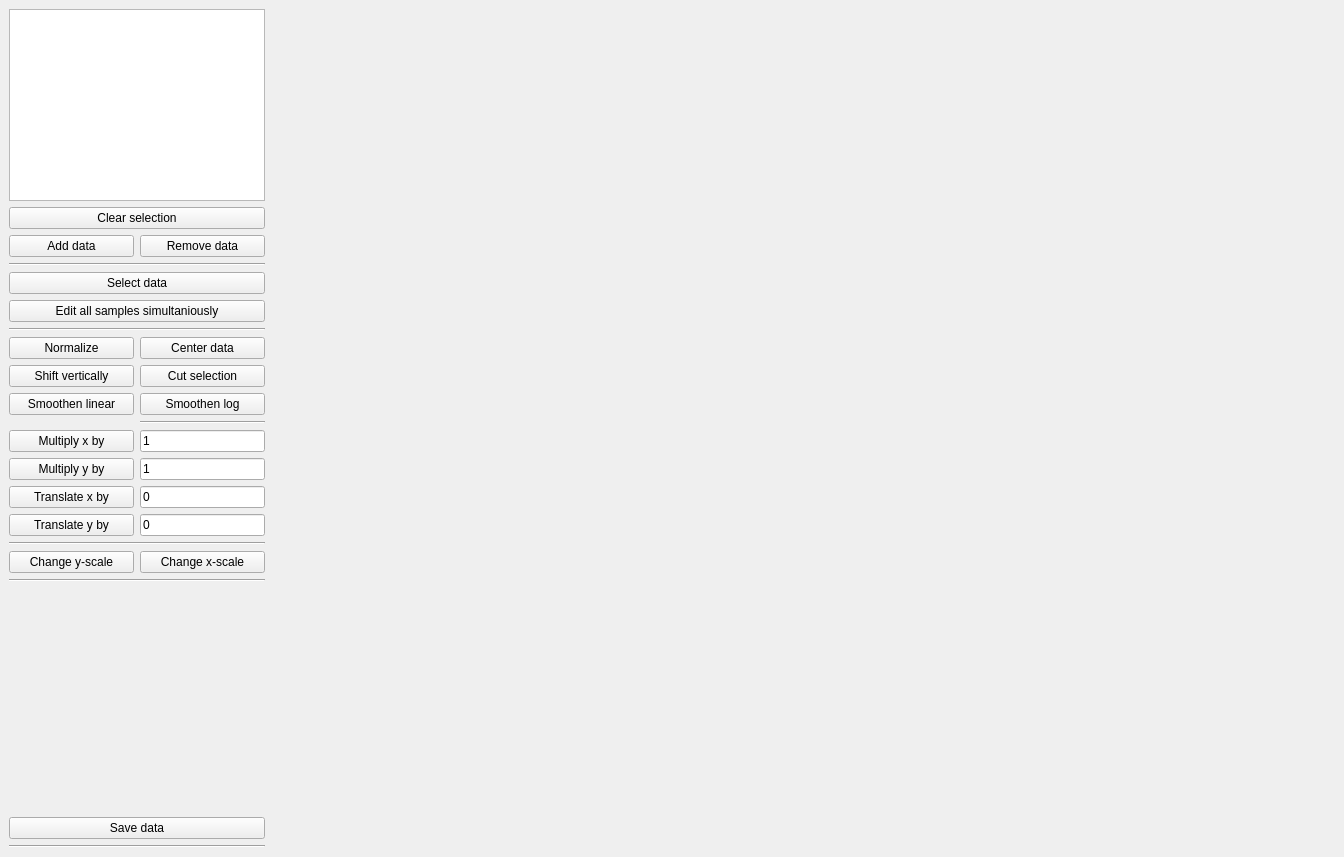
This is form.ui in Sjoerd1993/DatmanQT as Qt 5 draws it before an edit. The edited form follows.
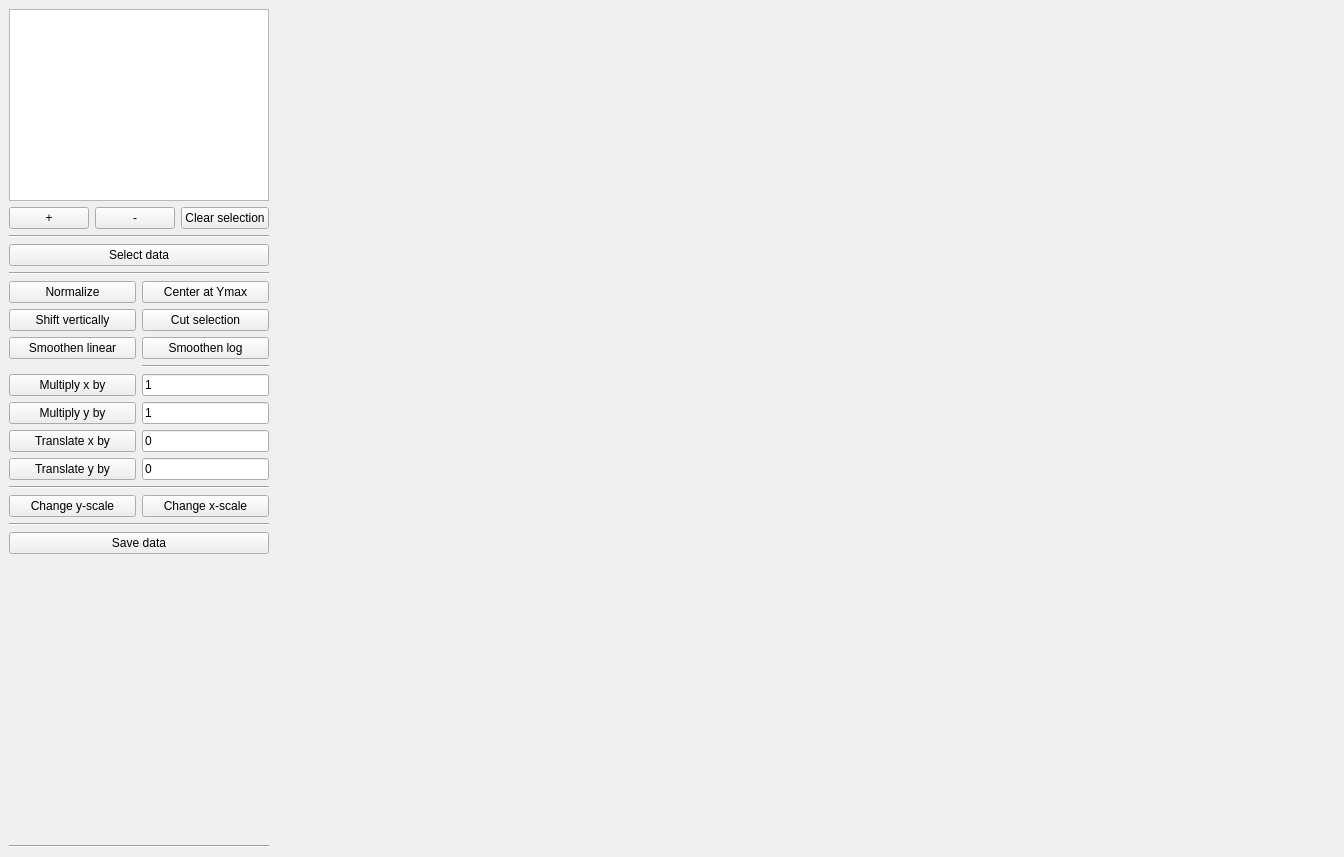
This is the edited form.

Commit message: Changed selection behaviour

```diff
--- a/form.ui
+++ b/form.ui
@@ -22,7 +22,7 @@
         <item row="0" column="0">
          <widget class="QListWidget" name="open_item_list">
           <property name="sizePolicy">
-           <sizepolicy hsizetype="Maximum" vsizetype="Maximum">
+           <sizepolicy hsizetype="Preferred" vsizetype="Maximum">
             <horstretch>0</horstretch>
             <verstretch>0</verstretch>
            </sizepolicy>
@@ -34,26 +34,26 @@
           <item>
            <widget class="QPushButton" name="load_button">
             <property name="text">
-             <string>Add data</string>
+             <string>+</string>
             </property>
            </widget>
           </item>
           <item>
            <widget class="QPushButton" name="remove_button">
             <property name="text">
-             <string>Remove data</string>
+             <string>-</string>
+            </property>
+           </widget>
+          </item>
+          <item>
+           <widget class="QPushButton" name="deselect_button">
+            <property name="text">
+             <string>Clear selection</string>
             </property>
            </widget>
           </item>
          </layout>
         </item>
-        <item row="1" column="0">
-         <widget class="QPushButton" name="deselect_button">
-          <property name="text">
-           <string>Clear selection</string>
-          </property>
-         </widget>
-        </item>
        </layout>
       </item>
       <item>
@@ -78,19 +78,6 @@
           </property>
          </widget>
         </item>
-        <item>
-         <widget class="QPushButton" name="edit_all_button">
-          <property name="text">
-           <string>Edit all samples simultaniously</string>
-          </property>
-          <property name="checkable">
-           <bool>true</bool>
-          </property>
-          <property name="checked">
-           <bool>false</bool>
-          </property>
-         </widget>
-        </item>
        </layout>
       </item>
       <item>
@@ -219,7 +206,7 @@
            </sizepolicy>
           </property>
           <property name="text">
-           <string>Center data</string>
+           <string>Center at Ymax</string>
           </property>
           <property name="checkable">
            <bool>false</bool>
@@ -274,6 +261,13 @@
         </property>
        </widget>
       </item>
+      <item>
+       <widget class="QPushButton" name="save_button">
+        <property name="text">
+         <string>Save data</string>
+        </property>
+       </widget>
+      </item>
       <item>
        <spacer name="verticalSpacer">
         <property name="orientation">
@@ -287,13 +281,6 @@
         </property>
        </spacer>
       </item>
-      <item>
-       <widget class="QPushButton" name="save_button">
-        <property name="text">
-         <string>Save data</string>
-        </property>
-       </widget>
-      </item>
       <item>
        <widget class="Line" name="line_2">
         <property name="orientation">
```
Left out of the diff: 3 changed lines with no effect on the pictures. The commit also changes 3 other files.
